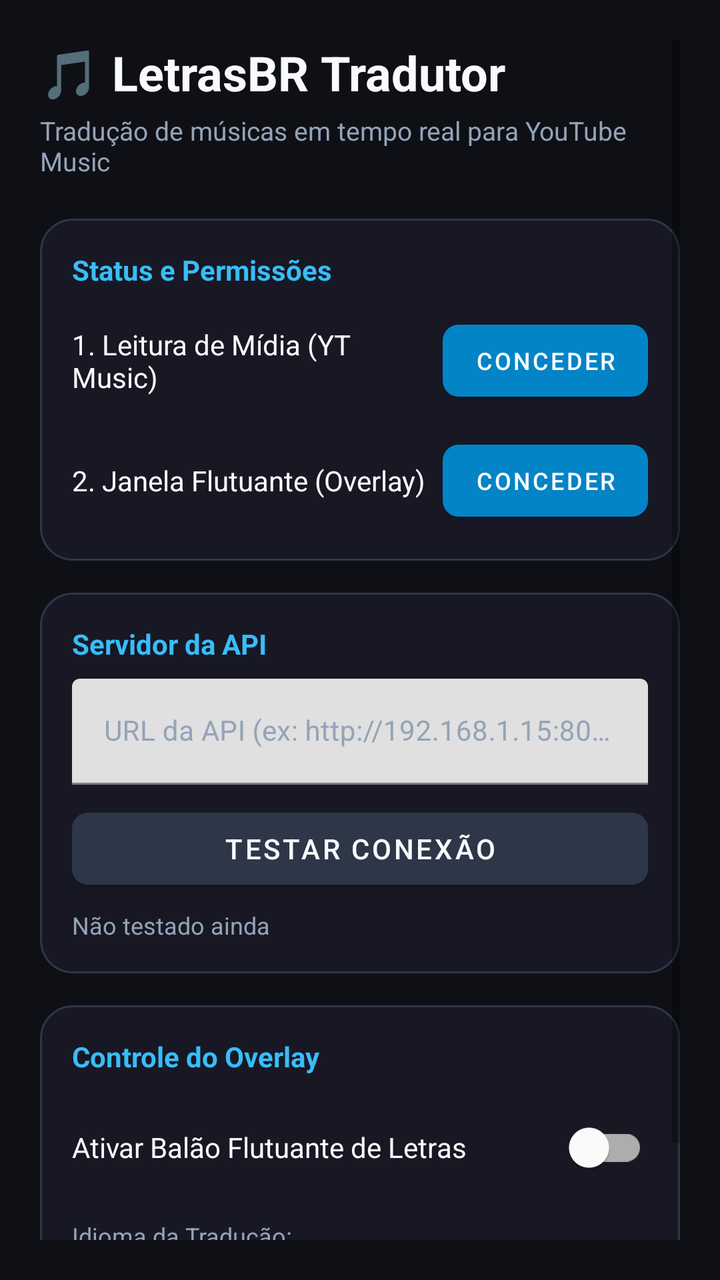
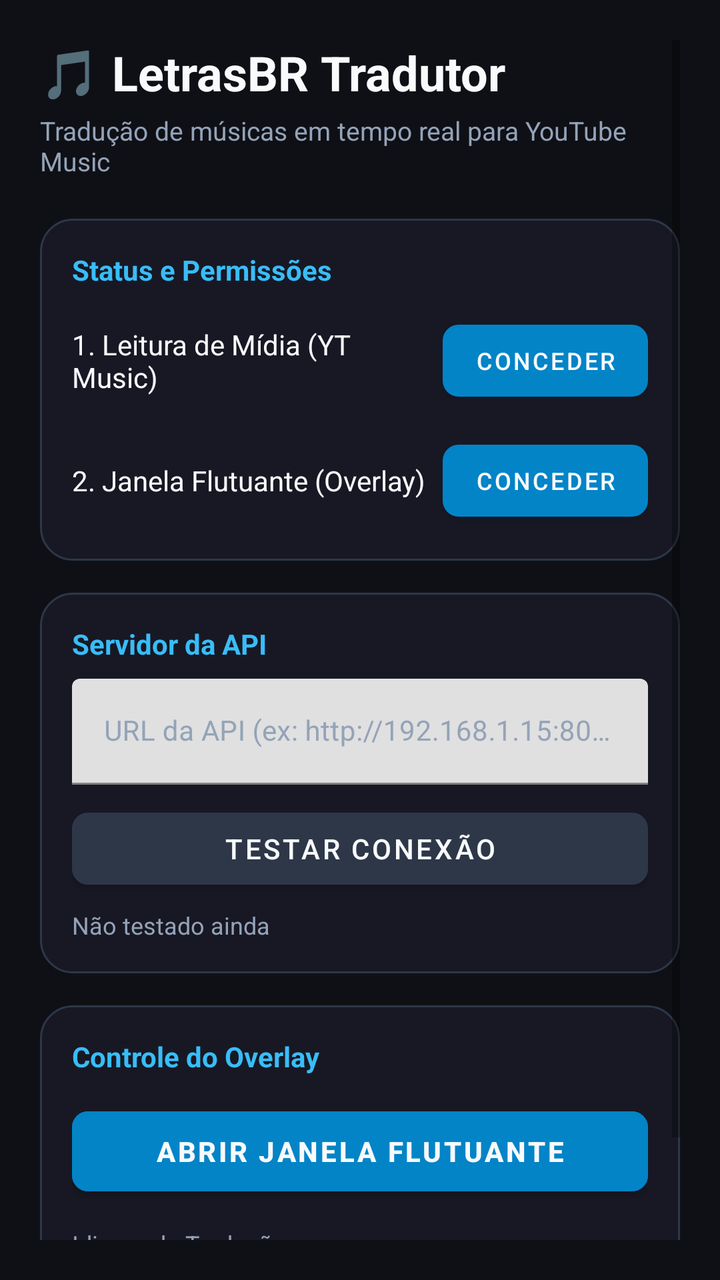

Two renders of the same Android screen: before a commit and after it. Below are the layout's source before the change and the commit's diff.
<!-- AndroidManifest.xml: activity theme Theme.LetrasBRTranslator -->
<!-- res/layout/activity_main.xml -->
<?xml version="1.0" encoding="utf-8"?>
<ScrollView xmlns:android="http://schemas.android.com/apk/res/android"
    xmlns:app="http://schemas.android.com/apk/res-auto"
    android:layout_width="match_parent"
    android:layout_height="match_parent"
    android:background="@color/bg_dark"
    android:padding="20dp">

    <LinearLayout
        android:layout_width="match_parent"
        android:layout_height="wrap_content"
        android:orientation="vertical">

        
        <TextView
            android:layout_width="wrap_content"
            android:layout_height="wrap_content"
            android:text="🎵 LetrasBR Tradutor"
            android:textColor="@color/text_primary"
            android:textSize="24sp"
            android:textStyle="bold"
            android:layout_marginBottom="4dp" />

        <TextView
            android:layout_width="wrap_content"
            android:layout_height="wrap_content"
            android:text="Tradução de músicas em tempo real para YouTube Music"
            android:textColor="@color/text_secondary"
            android:textSize="13sp"
            android:layout_marginBottom="20dp" />

        
        <LinearLayout
            android:layout_width="match_parent"
            android:layout_height="wrap_content"
            android:background="@drawable/bg_card"
            android:orientation="vertical"
            android:padding="16dp"
            android:layout_marginBottom="16dp">

            <TextView
                android:layout_width="wrap_content"
                android:layout_height="wrap_content"
                android:text="Status e Permissões"
                android:textColor="@color/accent_blue"
                android:textSize="14sp"
                android:textStyle="bold"
                android:layout_marginBottom="12dp" />

            
            <LinearLayout
                android:layout_width="match_parent"
                android:layout_height="wrap_content"
                android:orientation="horizontal"
                android:gravity="center_vertical"
                android:layout_marginBottom="12dp">

                <TextView
                    android:id="@+id/tv_perm_media"
                    android:layout_width="0dp"
                    android:layout_height="wrap_content"
                    android:layout_weight="1"
                    android:text="1. Leitura de Mídia (YT Music)"
                    android:textColor="@color/text_primary"
                    android:textSize="14sp" />

                <com.google.android.material.button.MaterialButton
                    android:id="@+id/btn_grant_media"
                    android:layout_width="wrap_content"
                    android:layout_height="wrap_content"
                    android:text="Conceder"
                    android:textSize="12sp"
                    app:cornerRadius="8dp" />
            </LinearLayout>

            
            <LinearLayout
                android:layout_width="match_parent"
                android:layout_height="wrap_content"
                android:orientation="horizontal"
                android:gravity="center_vertical">

                <TextView
                    android:id="@+id/tv_perm_overlay"
                    android:layout_width="0dp"
                    android:layout_height="wrap_content"
                    android:layout_weight="1"
                    android:text="2. Janela Flutuante (Overlay)"
                    android:textColor="@color/text_primary"
                    android:textSize="14sp" />

                <com.google.android.material.button.MaterialButton
                    android:id="@+id/btn_grant_overlay"
                    android:layout_width="wrap_content"
                    android:layout_height="wrap_content"
                    android:text="Conceder"
                    android:textSize="12sp"
                    app:cornerRadius="8dp" />
            </LinearLayout>
        </LinearLayout>

        
        <LinearLayout
            android:layout_width="match_parent"
            android:layout_height="wrap_content"
            android:background="@drawable/bg_card"
            android:orientation="vertical"
            android:padding="16dp"
            android:layout_marginBottom="16dp">

            <TextView
                android:layout_width="wrap_content"
                android:layout_height="wrap_content"
                android:text="Servidor da API"
                android:textColor="@color/accent_blue"
                android:textSize="14sp"
                android:textStyle="bold"
                android:layout_marginBottom="8dp" />

            <com.google.android.material.textfield.TextInputLayout
                android:layout_width="match_parent"
                android:layout_height="wrap_content"
                android:textColorHint="@color/text_secondary"
                app:boxStrokeColor="@color/accent_blue">

                <com.google.android.material.textfield.TextInputEditText
                    android:id="@+id/et_api_url"
                    android:layout_width="match_parent"
                    android:layout_height="wrap_content"
                    android:hint="URL da API (ex: http://192.168.1.15:8000)"
                    android:textColor="@color/text_primary"
                    android:textSize="14sp"
                    android:inputType="textUri" />
            </com.google.android.material.textfield.TextInputLayout>

            <com.google.android.material.button.MaterialButton
                android:id="@+id/btn_test_connection"
                android:layout_width="match_parent"
                android:layout_height="wrap_content"
                android:text="Testar Conexão"
                android:layout_marginTop="8dp"
                android:backgroundTint="@color/card_stroke"
                app:cornerRadius="8dp" />

            <TextView
                android:id="@+id/tv_connection_status"
                android:layout_width="wrap_content"
                android:layout_height="wrap_content"
                android:text="Não testado ainda"
                android:textColor="@color/text_secondary"
                android:textSize="12sp"
                android:layout_marginTop="6dp" />
        </LinearLayout>

        
        <LinearLayout
            android:layout_width="match_parent"
            android:layout_height="wrap_content"
            android:background="@drawable/bg_card"
            android:orientation="vertical"
            android:padding="16dp">

            <TextView
                android:layout_width="wrap_content"
                android:layout_height="wrap_content"
                android:text="Controle do Overlay"
                android:textColor="@color/accent_blue"
                android:textSize="14sp"
                android:textStyle="bold"
                android:layout_marginBottom="12dp" />

            <com.google.android.material.switchmaterial.SwitchMaterial
                android:id="@+id/switch_overlay"
                android:layout_width="match_parent"
                android:layout_height="wrap_content"
                android:text="Ativar Balão Flutuante de Letras"
                android:textColor="@color/text_primary"
                android:textSize="14sp" />

            
            <TextView
                android:layout_width="wrap_content"
                android:layout_height="wrap_content"
                android:text="Idioma da Tradução:"
                android:textColor="@color/text_secondary"
                android:textSize="12sp"
                android:layout_marginTop="12dp"
                android:layout_marginBottom="6dp" />

            <RadioGroup
                android:id="@+id/rg_lang"
                android:layout_width="match_parent"
                android:layout_height="wrap_content"
                android:orientation="horizontal">

                <RadioButton
                    android:id="@+id/rb_pt"
                    android:layout_width="0dp"
                    android:layout_height="wrap_content"
                    android:layout_weight="1"
                    android:text="PT"
                    android:textColor="@color/text_primary"
                    android:checked="true" />

                <RadioButton
                    android:id="@+id/rb_en"
                    android:layout_width="0dp"
                    android:layout_height="wrap_content"
                    android:layout_weight="1"
                    android:text="EN"
                    android:textColor="@color/text_primary" />

                <RadioButton
                    android:id="@+id/rb_es"
                    android:layout_width="0dp"
                    android:layout_height="wrap_content"
                    android:layout_weight="1"
                    android:text="ES"
                    android:textColor="@color/text_primary" />

                <RadioButton
                    android:id="@+id/rb_fr"
                    android:layout_width="0dp"
                    android:layout_height="wrap_content"
                    android:layout_weight="1"
                    android:text="FR"
                    android:textColor="@color/text_primary" />
            </RadioGroup>
        </LinearLayout>

    </LinearLayout>
</ScrollView>
<!-- resources referenced by this layout -->
<resources>
  <color name="accent_blue">#38BDF8</color>
  <color name="bg_dark">#0F1016</color>
  <color name="card_stroke">#2D3748</color>
  <color name="text_primary">#F8FAFC</color>
  <color name="text_secondary">#94A3B8</color>
  <!-- drawable bg_card (drawable) -->
  <?xml version="1.0" encoding="utf-8"?>
  <shape xmlns:android="http://schemas.android.com/apk/res/android"
      android:shape="rectangle">
      <solid android:color="@color/card_dark" />
      <stroke android:width="1dp" android:color="@color/card_stroke" />
      <corners android:radius="16dp" />
  </shape>
  <style name="Theme.LetrasBRTranslator" parent="Theme.MaterialComponents.DayNight.NoActionBar">
          <item name="colorPrimary">@color/accent_primary</item>
          <item name="colorPrimaryVariant">@color/accent_blue</item>
          <item name="colorOnPrimary">@color/text_primary</item>
          <item name="android:statusBarColor">@color/bg_dark</item>
          <item name="android:windowBackground">@color/bg_dark</item>
      </style>
  <color name="card_dark">#181824</color>
  <color name="accent_primary">#0284C7</color>
</resources>

<!-- the commit's change to res/layout/activity_main.xml (unified diff, before → after) -->
@@ -169,13 +169,16 @@
                 android:textStyle="bold"
                 android:layout_marginBottom="12dp" />
 
-            <com.google.android.material.switchmaterial.SwitchMaterial
-                android:id="@+id/switch_overlay"
-                android:layout_width="match_parent"
-                android:layout_height="wrap_content"
-                android:text="Ativar Balão Flutuante de Letras"
+            <com.google.android.material.button.MaterialButton
+                android:id="@+id/btn_toggle_overlay"
+                android:layout_width="match_parent"
+                android:layout_height="52dp"
+                android:text="Abrir Janela Flutuante"
+                android:textSize="14sp"
+                android:textStyle="bold"
                 android:textColor="@color/text_primary"
-                android:textSize="14sp" />
+                android:backgroundTint="@color/accent_primary"
+                app:cornerRadius="8dp" />
 
             
             <TextView
<!-- resource entries referenced after the edit -->
@@ -1,6 +1,7 @@
 <!-- resources referenced by this layout -->
 <resources>
   <color name="accent_blue">#38BDF8</color>
+  <color name="accent_primary">#0284C7</color>
   <color name="bg_dark">#0F1016</color>
   <color name="card_stroke">#2D3748</color>
   <color name="text_primary">#F8FAFC</color>
@@ -21,6 +22,5 @@
           <item name="android:windowBackground">@color/bg_dark</item>
       </style>
   <color name="card_dark">#181824</color>
-  <color name="accent_primary">#0284C7</color>
 </resources>
 
